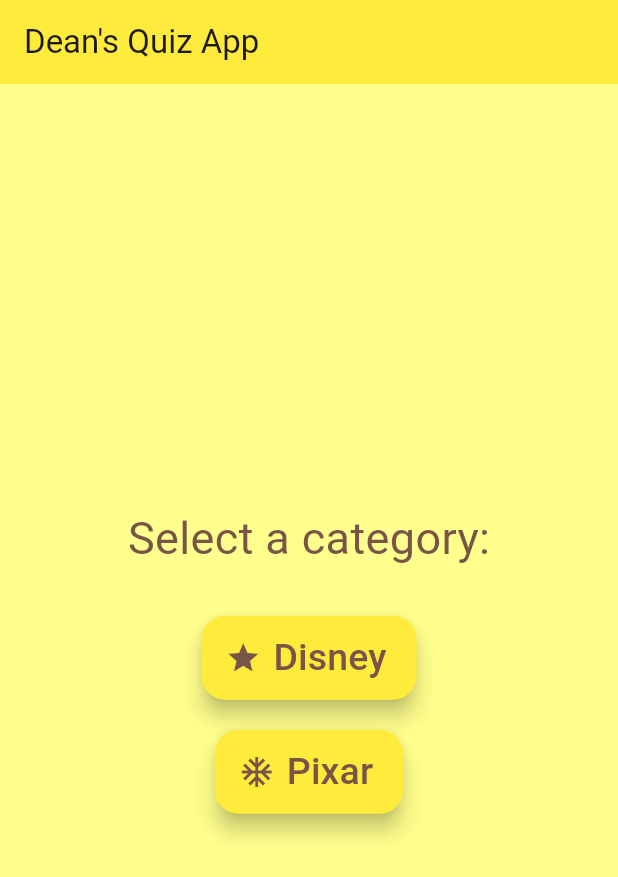
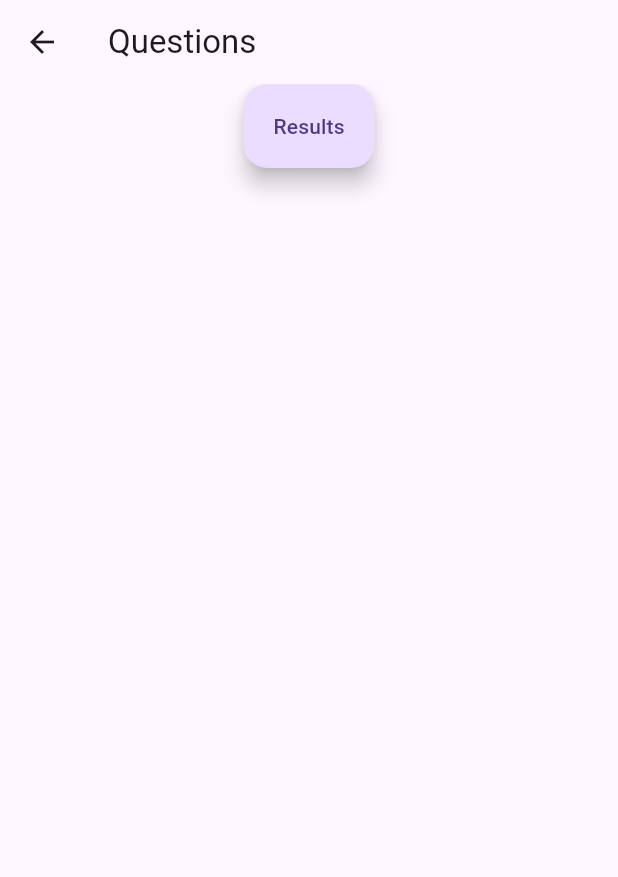
Before and after one commit to De4nWhit3/flutter_task8, a Flutter app: the screen it shows after launch, after a tap on "Disney", on a phone screen of 412 x 824 dp. Shown: the top 877 px of the screen. Run offline on Flutter 3.47's test engine with Material 2 defaults, Android fonts, the phone set to English and light mode, and no system bars.

Commit message:
added empty pages for questions and result

```diff
--- a/lib/main.dart
+++ b/lib/main.dart
@@ -1,4 +1,6 @@
 import 'package:flutter/material.dart';
+import 'package:flutter_task8/question_page.dart';
+import 'package:flutter_task8/result_page.dart';
 
 void main() {
   runApp(const MyApp());
@@ -14,7 +16,12 @@
       theme: ThemeData(
         useMaterial3: true,
       ),
-      home: const MyHomePage(),
+      initialRoute: '/',
+      routes: <String, WidgetBuilder>{
+        '/': (BuildContext context) => const MyHomePage(),
+        '/questions': (BuildContext context) => const QuestionPage(),
+        '/result': (BuildContext context) => const ResultPage(),
+      },
     );
   }
 }
@@ -57,7 +64,9 @@
               icon: const Icon(Icons.star),
               label: const Text(style: TextStyle(fontSize: 25), 'Disney'),
               onPressed: () {
-                setState(() {});
+                setState(() {
+                  Navigator.of(context).pushNamed('/questions');
+                });
               },
             ),
             const SizedBox(
@@ -69,7 +78,9 @@
               icon: const Icon(Icons.ac_unit),
               label: const Text(style: TextStyle(fontSize: 25), 'Pixar'),
               onPressed: () {
-                setState(() {});
+                setState(() {
+                  Navigator.of(context).pushNamed('/questions');
+                });
               },
             ),
           ],
--- /dev/null
+++ b/lib/question_page.dart
@@ -0,0 +1,30 @@
+import 'package:flutter/material.dart';
+
+class QuestionPage extends StatefulWidget {
+  const QuestionPage({super.key});
+
+  @override
+  State<QuestionPage> createState() => _QuestionPageState();
+}
+
+class _QuestionPageState extends State<QuestionPage> {
+  @override
+  Widget build(BuildContext context) {
+    return Scaffold(
+      appBar: AppBar(
+        title: const Text('Questions'),
+      ),
+      body: Center(
+        child: Column(
+          children: <Widget>[
+            FloatingActionButton.extended(
+                label: const Text("Results"),
+                onPressed: () {
+                  Navigator.of(context).pushNamed('/result');
+                }),
+          ],
+        ),
+      ),
+    );
+  }
+}
```
Also changed, not shown: lib/result_page.dart (added, +14 -0 lines).
